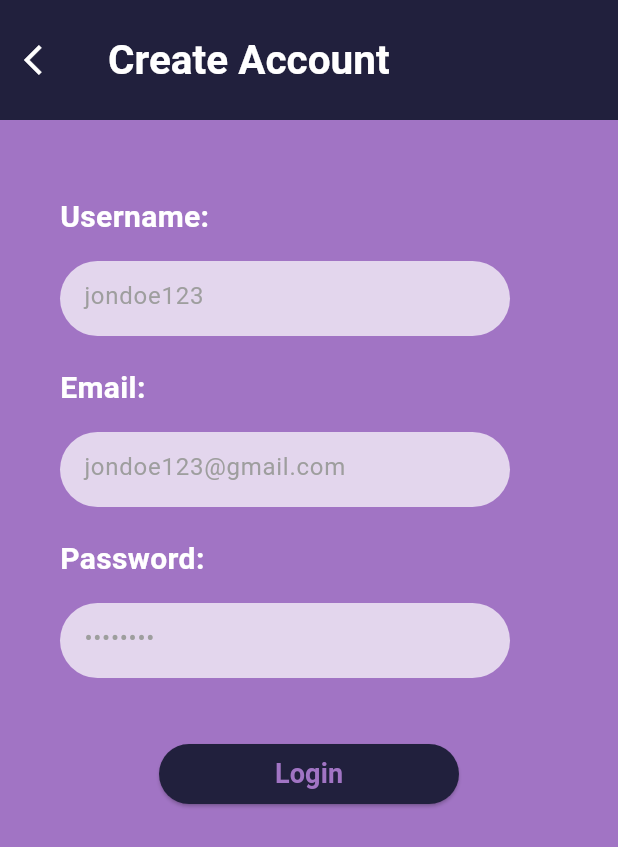
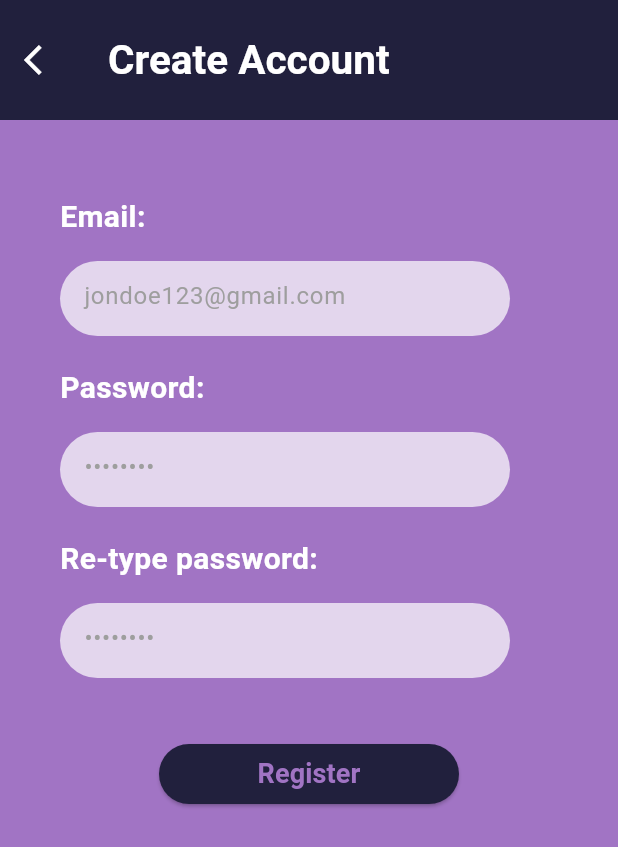
Before and after one commit to ceveline/ScribbleSpace, a Flutter app: the RegistrationScreen screen opened directly, on a phone screen of 412 x 824 dp. Shown: the top 847 px of the screen. Run offline on Flutter 3.47's test engine with Material 3 defaults, Android fonts, the phone set to English and light mode, and no system bars; our stand-ins replace firebase_auth, firebase_core, image_picker, multi_dropdown, random_string; accounts and stored records are empty.

Commit message:
Update registration_screen.dart

```diff
--- a/lib/registration_screen.dart
+++ b/lib/registration_screen.dart
@@ -11,9 +11,9 @@ class RegistrationScreen extends StatefulWidget {
 }
 
 class _RegistrationScreenState extends State<RegistrationScreen> {
-  TextEditingController _usernameController = TextEditingController();
   TextEditingController _emailController = TextEditingController();
   TextEditingController _passwordController = TextEditingController();
+  TextEditingController _repasswordController = TextEditingController();
 
   @override
   Widget build(BuildContext context) {
@@ -45,31 +45,31 @@ class _RegistrationScreenState extends State<RegistrationScreen> {
                     height: 40,
                   ),
                   //username
-                  Container(
-                    padding: EdgeInsets.fromLTRB(20, 10, 20, 5),
-                    child: Text(
-                      "Username:",
-                      style: TextStyle(fontSize: 20, color: Colors.white,
-                          fontWeight: FontWeight.bold),
-                    ),
-                  ),
-                  Container(
-                    padding: EdgeInsets.fromLTRB(20, 10, 20, 10),
-                    width: 340,
-                    height: 70,
-                    child: TextField(
-                      controller: _usernameController,
-                      decoration: InputDecoration(
-                        enabledBorder: OutlineInputBorder(
-                            borderRadius: BorderRadius.circular(25.0),
-                            borderSide: BorderSide(color: Colors.transparent)),
-                        filled: true,
-                        hintStyle: TextStyle(color: Colors.grey),
-                        hintText: "jondoe123",
-                        fillColor: Colors.white70,
-                      ),
-                    ),
-                  ),
+                  // Container(
+                  //   padding: EdgeInsets.fromLTRB(20, 10, 20, 5),
+                  //   child: Text(
+                  //     "Username:",
+                  //     style: TextStyle(fontSize: 20, color: Colors.white,
+                  //         fontWeight: FontWeight.bold),
+                  //   ),
+                  // ),
+                  // Container(
+                  //   padding: EdgeInsets.fromLTRB(20, 10, 20, 10),
+                  //   width: 340,
+                  //   height: 70,
+                  //   child: TextField(
+                  //     controller: _usernameController,
+                  //     decoration: InputDecoration(
+                  //       enabledBorder: OutlineInputBorder(
+                  //           borderRadius: BorderRadius.circular(25.0),
+                  //           borderSide: BorderSide(color: Colors.transparent)),
+                  //       filled: true,
+                  //       hintStyle: TextStyle(color: Colors.grey),
+                  //       hintText: "jondoe123",
+                  //       fillColor: Colors.white70,
+                  //     ),
+                  //   ),
+                  // ),
 
                   //email
                   Container(
@@ -126,6 +126,34 @@ class _RegistrationScreenState extends State<RegistrationScreen> {
                     ),
                   ),
 
+                  // Re-type Password
+                  Container(
+                    padding: EdgeInsets.fromLTRB(20, 10, 20, 5),
+                    child: Text(
+                      "Re-type password:",
+                      style: TextStyle(fontSize: 20, color: Colors.white,
+                          fontWeight: FontWeight.bold),
+                    ),
+                  ),
+                  Container(
+                    padding: EdgeInsets.fromLTRB(20, 10, 20, 10),
+                    width: 340,
+                    height: 70,
+                    child: TextField(
+                      obscureText: true,
+                      controller: _repasswordController,
+                      decoration: InputDecoration(
+                        enabledBorder: OutlineInputBorder(
+                            borderRadius: BorderRadius.circular(25.0),
+                            borderSide: BorderSide(color: Colors.transparent)),
+                        filled: true,
+                        hintStyle: TextStyle(color: Colors.grey),
+                        hintText: "••••••••",
+                        fillColor: Colors.white70,
+                      ),
+                    ),
+                  ),
+
                   //login button
                   Center(
                       child: Container(
@@ -133,6 +161,7 @@ class _RegistrationScreenState extends State<RegistrationScreen> {
                         padding: EdgeInsets.fromLTRB(0, 30, 0, 0),
                         child: ElevatedButton(
                           onPressed: () {
+                            if (_repasswordController.text == _passwordController.text) {
                               FirebaseAuth.instance.createUserWithEmailAndPassword(
                                   email: _emailController.text,
                                   password: _passwordController.text)
@@ -142,9 +171,14 @@ class _RegistrationScreenState extends State<RegistrationScreen> {
                               }).onError((error, stackTrace) {
                                 print("Error ${error.toString()}");
                               });
+                            }
+                            else {
+                              showAlertDialog(context);
+                              return;
+                            }
                           },
                           child: Text(
-                            'Login',
+                            'Register',
                             style: TextStyle(
                                 fontSize: 18, fontWeight: FontWeight.bold,
                                 color: ColorConstants.purple),
@@ -162,4 +196,31 @@ class _RegistrationScreenState extends State<RegistrationScreen> {
       ),
     );
   }
+
+  showAlertDialog(BuildContext context) {
+
+    Widget continueButton = TextButton(
+      child: Text("Continue"),
+      onPressed:  () {
+        Navigator.pop(context);
+      },
+    );
+
+    // set up the AlertDialog
+    AlertDialog alert = AlertDialog(
+      title: Text("Error"),
+      content: Text("Passwords don't match"),
+      actions: [
+        continueButton,
+      ],
+    );
+
+    // show the dialog
+    showDialog(
+      context: context,
+      builder: (BuildContext context) {
+        return alert;
+      },
+    );
   }
+}
```
Lines whose indentation alone changed are shown as unchanged.
